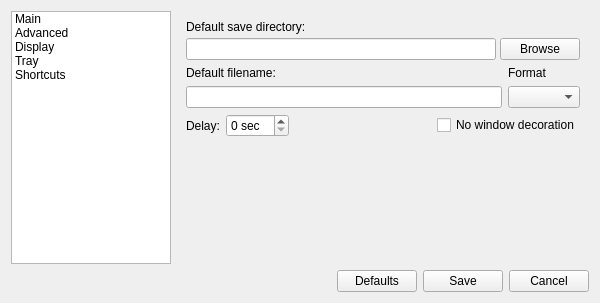
Qt form src/ui/configwidget.ui (lxqt/screengrab) before a commit.
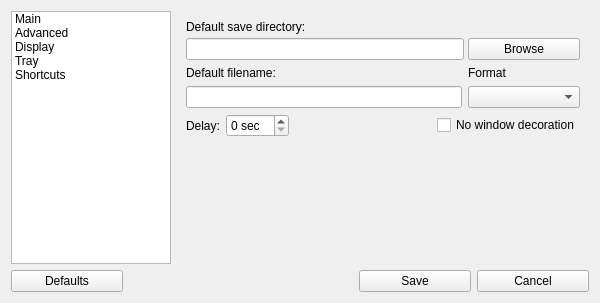
The same form after that commit. The open tabs and pages were chosen to show the change. Custom widgets are drawn as their Qt base class.

Commit message: Set minimal button size of uis to 112 px

Patch:
```diff
--- a/src/ui/configwidget.ui
+++ b/src/ui/configwidget.ui
@@ -110,6 +110,12 @@
                </item>
                <item>
                 <widget class="QPushButton" name="buttonBrowse">
+                 <property name="minimumSize">
+                  <size>
+                   <width>112</width>
+                   <height>0</height>
+                  </size>
+                 </property>
                  <property name="toolTip">
                   <string>Browse filesystem</string>
                  </property>
@@ -156,6 +162,12 @@
                </item>
                <item>
                 <widget class="QComboBox" name="cbxFormat">
+                 <property name="minimumSize">
+                  <size>
+                   <width>112</width>
+                   <height>0</height>
+                  </size>
+                 </property>
                  <property name="toolTip">
                   <string>Default saving image format</string>
                  </property>
@@ -629,6 +641,22 @@
    </item>
    <item>
     <layout class="QHBoxLayout" name="horizontalLayout">
+     <item>
+      <widget class="QPushButton" name="butRestoreOpt">
+       <property name="minimumSize">
+        <size>
+         <width>112</width>
+         <height>0</height>
+        </size>
+       </property>
+       <property name="toolTip">
+        <string>Restore default settings</string>
+       </property>
+       <property name="text">
+        <string>Defaults</string>
+       </property>
+      </widget>
+     </item>
      <item>
       <spacer name="horizontalSpacer">
        <property name="orientation">
@@ -642,18 +670,14 @@
        </property>
       </spacer>
      </item>
-     <item>
-      <widget class="QPushButton" name="butRestoreOpt">
-       <property name="toolTip">
-        <string>Restore default settings</string>
-       </property>
-       <property name="text">
-        <string>Defaults</string>
-       </property>
-      </widget>
-     </item>
      <item>
       <widget class="QPushButton" name="butSaveOpt">
+       <property name="minimumSize">
+        <size>
+         <width>112</width>
+         <height>0</height>
+        </size>
+       </property>
        <property name="toolTip">
         <string>Save settings</string>
        </property>
@@ -664,6 +688,12 @@
      </item>
      <item>
       <widget class="QPushButton" name="butCancel">
+       <property name="minimumSize">
+        <size>
+         <width>112</width>
+         <height>0</height>
+        </size>
+       </property>
        <property name="toolTip">
         <string>Discard changes</string>
        </property>
```
Left out of the diff: 2 changed lines with no effect on the pictures. The commit also changes 3 other files.
